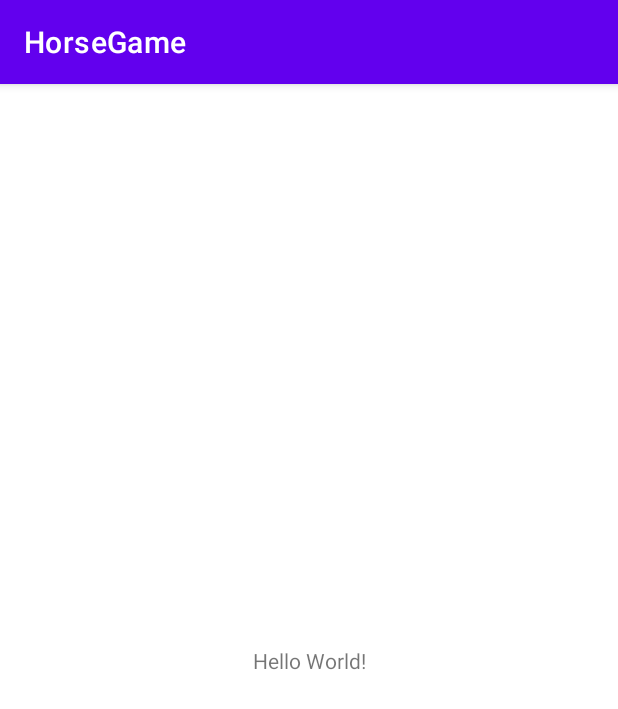
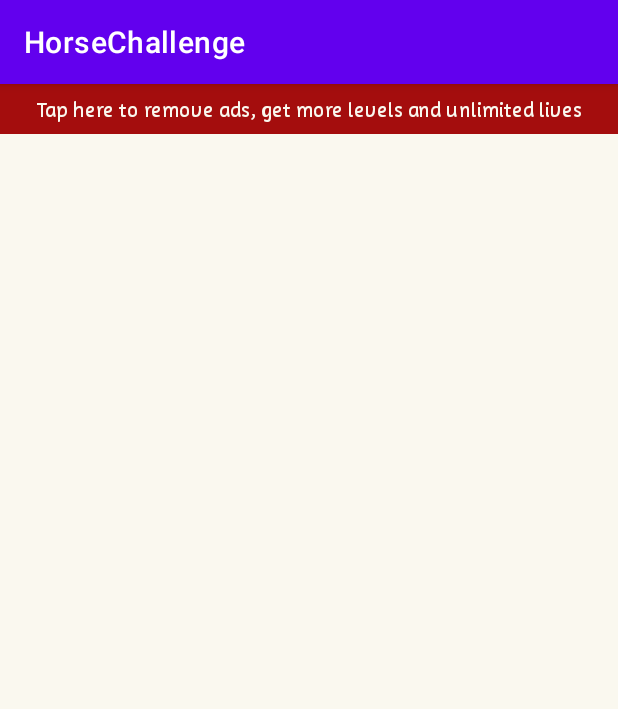
Before and after one commit to juanjo95/horse-game-kotlin, an Android app: the screen it shows after launch (MainActivity), on a phone screen of 412 x 824 dp. Shown: the top 709 px of the screen. Run offline under Robolectric (Android 15) with nearby library versions, the phone set to English and light mode, and no system bars.

Commit message:
feat 🚀: Diseño Visual del Juego - Estructura Principal

```diff
--- a/app/src/main/res/layout/activity_main.xml
+++ b/app/src/main/res/layout/activity_main.xml
@@ -1,18 +1,52 @@
 <?xml version="1.0" encoding="utf-8"?>
-<androidx.constraintlayout.widget.ConstraintLayout xmlns:android="http://schemas.android.com/apk/res/android"
+<RelativeLayout xmlns:android="http://schemas.android.com/apk/res/android"
     xmlns:app="http://schemas.android.com/apk/res-auto"
     xmlns:tools="http://schemas.android.com/tools"
     android:layout_width="match_parent"
     android:layout_height="match_parent"
+    android:background="@color/app_color_light"
+    android:id="@+id/rlScreen"
     tools:context=".MainActivity">
 
-    <TextView
-        android:layout_width="wrap_content"
+    <LinearLayout
+        android:id="@+id/lyPremium"
+        android:layout_width="match_parent"
         android:layout_height="wrap_content"
-        android:text="Hello World!"
-        app:layout_constraintBottom_toBottomOf="parent"
-        app:layout_constraintEnd_toEndOf="parent"
-        app:layout_constraintStart_toStartOf="parent"
-        app:layout_constraintTop_toTopOf="parent" />
+        android:orientation="vertical"
+        android:layout_alignParentTop="true">
+        <TextView
+            android:id="@+id/tvPremium"
+            android:layout_width="match_parent"
+            android:layout_height="wrap_content"
+            android:fontFamily="@font/amaranth_regular"
+            android:text="@string/premium"
+            android:background="@color/contrast_data"
+            android:textColor="@color/app_color_light"
+            android:textAlignment="center"
+            android:paddingTop="8dp"
+            android:paddingBottom="8dp"/>
+    </LinearLayout>
 
-</androidx.constraintlayout.widget.ConstraintLayout>
+    <ScrollView
+        android:id="@+id/svGame"
+        android:layout_width="match_parent"
+        android:layout_height="wrap_content"
+        android:layout_below="@id/lyPremium"
+        android:paddingBottom="70dp">
+        <LinearLayout
+            android:layout_width="match_parent"
+            android:layout_height="match_parent"
+            android:orientation="vertical">
+
+        </LinearLayout>
+    </ScrollView>
+
+    <LinearLayout
+        android:id="@+id/lyAdsBanner"
+        android:layout_width="match_parent"
+        android:layout_height="wrap_content"
+        android:orientation="vertical"
+        android:layout_alignParentBottom="true">
+    </LinearLayout>
+
+</RelativeLayout>
--- a/app/src/main/res/values/strings.xml
+++ b/app/src/main/res/values/strings.xml
@@ -1,3 +1,19 @@
 <resources>
-    <string name="app_name">HorseGame</string>
+    <string name="app_name">HorseChallenge</string>
+
+    <string name="title">Horse Challenge</string>
+    <string name="level">Level</string>
+    <string name="moves">Moves</string>
+    <string name="time">Time</string>
+    <string name="lives">Lives</string>
+    <string name="options">Options</string>
+    <string name="instructions">Move the horse over board to complete all cells.</string>
+    <string name="credits">Game created by Juan José Salgado.</string>
+
+    <string name="premium">Tap here to remove ads, get more levels and unlimited lives</string>
+    <string name="premiumTitle">Get premium access forever</string>
+    <string name="premiumBenefit1">No more ads</string>
+    <string name="premiumBenefit2">Unlimited lives</string>
+    <string name="premiumBenefit3">Keep your reached level</string>
+    <string name="pay">Pay only 1$ now</string>
 </resources>
```
